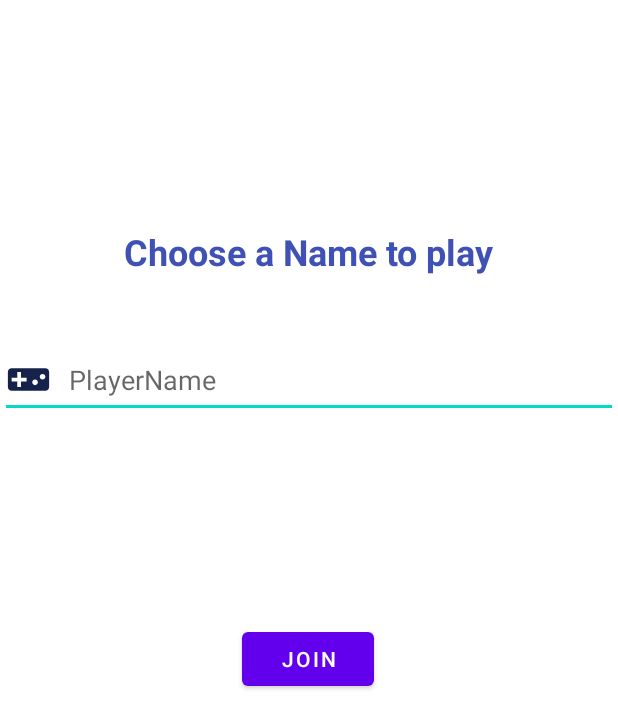
After one commit to Dp2k/AdivinaElPersonaje, an Android app: the layout activity_login.xml on its own in the app's theme, with its tools: preview values and no code run, on a phone screen of 412 x 824 dp. The commit adds this screen. Shown: the top 728 px of the screen. Run offline under Robolectric (Android 15) with nearby library versions, the phone set to English and light mode, and no system bars.

Commit message:
Pantalla de Login actualizada

```diff
--- a/app/src/main/AndroidManifest.xml
+++ b/app/src/main/AndroidManifest.xml
@@ -1,7 +1,8 @@
 <?xml version="1.0" encoding="utf-8"?>
 <manifest xmlns:android="http://schemas.android.com/apk/res/android"
     package="com.example.adivinaelpersonaje">
-    <uses-permission android:name="android.permission.INTERNET"/>
+
+    <uses-permission android:name="android.permission.INTERNET" />
 
     <application
         android:allowBackup="true"
@@ -11,6 +12,9 @@
         android:supportsRtl="true"
         android:theme="@style/Theme.AdivinaElPersonaje"
         android:usesCleartextTraffic="true">
+        <activity
+            android:name=".Login"
+            android:exported="false" />
         <activity
             android:name=".MainActivity"
             android:exported="true">
--- /dev/null
+++ b/app/src/main/res/drawable/game.xml
@@ -0,0 +1,5 @@
+<vector android:height="30dp" android:tint="#15234C"
+    android:viewportHeight="24" android:viewportWidth="24"
+    android:width="30dp" xmlns:android="http://schemas.android.com/apk/res/android">
+    <path android:fillColor="@android:color/white" android:pathData="M21,6L3,6c-1.1,0 -2,0.9 -2,2v8c0,1.1 0.9,2 2,2h18c1.1,0 2,-0.9 2,-2L23,8c0,-1.1 -0.9,-2 -2,-2zM11,13L8,13v3L6,16v-3L3,13v-2h3L6,8h2v3h3v2zM15.5,15c-0.83,0 -1.5,-0.67 -1.5,-1.5s0.67,-1.5 1.5,-1.5 1.5,0.67 1.5,1.5 -0.67,1.5 -1.5,1.5zM19.5,12c-0.83,0 -1.5,-0.67 -1.5,-1.5S18.67,9 19.5,9s1.5,0.67 1.5,1.5 -0.67,1.5 -1.5,1.5z"/>
+</vector>
--- /dev/null
+++ b/app/src/main/res/layout/activity_login.xml
@@ -0,0 +1,74 @@
+<?xml version="1.0" encoding="utf-8"?>
+<LinearLayout xmlns:android="http://schemas.android.com/apk/res/android"
+    xmlns:app="http://schemas.android.com/apk/res-auto"
+    xmlns:tools="http://schemas.android.com/tools"
+    android:layout_width="match_parent"
+    android:layout_height="match_parent"
+    android:orientation="vertical"
+    tools:context=".Login">
+
+    <LinearLayout
+        android:id="@+id/Login"
+        android:layout_width="match_parent"
+        android:layout_height="match_parent"
+        android:orientation="vertical">
+
+        <androidx.constraintlayout.widget.ConstraintLayout
+            android:layout_width="match_parent"
+            android:layout_height="match_parent">
+
+            <EditText
+                android:id="@+id/PlayerName"
+                android:layout_width="0dp"
+                android:layout_height="wrap_content"
+                android:layout_marginTop="228dp"
+                android:drawableStart="@drawable/game"
+                android:drawablePadding="12dp"
+                android:ems="10"
+                android:hint="@string/Playername"
+                android:inputType="textPersonName"
+                app:layout_constraintEnd_toEndOf="parent"
+                app:layout_constraintHorizontal_bias="1.0"
+                app:layout_constraintStart_toStartOf="parent"
+                app:layout_constraintTop_toTopOf="parent" />
+
+            <Button
+                android:id="@+id/button"
+                android:layout_width="wrap_content"
+                android:layout_height="wrap_content"
+                android:layout_marginTop="84dp"
+                android:text="@string/Join"
+                app:layout_constraintBottom_toBottomOf="parent"
+                app:layout_constraintEnd_toEndOf="parent"
+                app:layout_constraintHorizontal_bias="0.498"
+                app:layout_constraintStart_toStartOf="parent"
+                app:layout_constraintTop_toBottomOf="@+id/PlayerName"
+                app:layout_constraintVertical_bias="0.128" />
+
+            <TextView
+                android:id="@+id/textView2"
+                android:layout_width="wrap_content"
+                android:layout_height="wrap_content"
+                android:layout_marginBottom="44dp"
+                android:text="@string/Choose_a_name_to_play"
+                android:textColor="#3F51B5"
+                android:textSize="24sp"
+                android:textStyle="bold"
+                app:layout_constraintBottom_toTopOf="@+id/PlayerName"
+                app:layout_constraintEnd_toEndOf="parent"
+                app:layout_constraintStart_toStartOf="parent" />
+
+        </androidx.constraintlayout.widget.ConstraintLayout>
+    </LinearLayout>
+
+    <LinearLayout
+        android:id="@+id/Rooms"
+        android:layout_width="match_parent"
+        android:layout_height="match_parent"
+        android:orientation="vertical">
+
+        <androidx.constraintlayout.widget.ConstraintLayout
+            android:layout_width="match_parent"
+            android:layout_height="match_parent"/>
+    </LinearLayout>
+</LinearLayout>
--- a/app/src/main/res/values/strings.xml
+++ b/app/src/main/res/values/strings.xml
@@ -2,4 +2,7 @@
     <string name="app_name">AdivinaElPersonaje</string>
     <!-- TODO: Remove or change this placeholder text -->
     <string name="hello_blank_fragment">Hello blank fragment</string>
+    <string name="Playername">PlayerName</string>
+    <string name="Join">Join</string>
+    <string name="Choose_a_name_to_play">Choose a Name to play</string>
 </resources>
--- a/build.gradle
+++ b/build.gradle
@@ -6,7 +6,7 @@ buildscript {
     }
     dependencies {
         classpath "com.android.tools.build:gradle:7.0.3"
-        classpath 'org.jetbrains.kotlin:kotlin-gradle-plugin:1.5.31'
+        classpath 'org.jetbrains.kotlin:kotlin-gradle-plugin:1.6.0'
 
         // NOTE: Do not place your application dependencies here; they belong
         // in the individual module build.gradle files
```
Also changed, not shown: app/src/main/java/com/example/adivinaelpersonaje/Login.kt (+7 -8 lines), app/src/main/res/layout/login.xml (deleted, +0 -62 lines).
